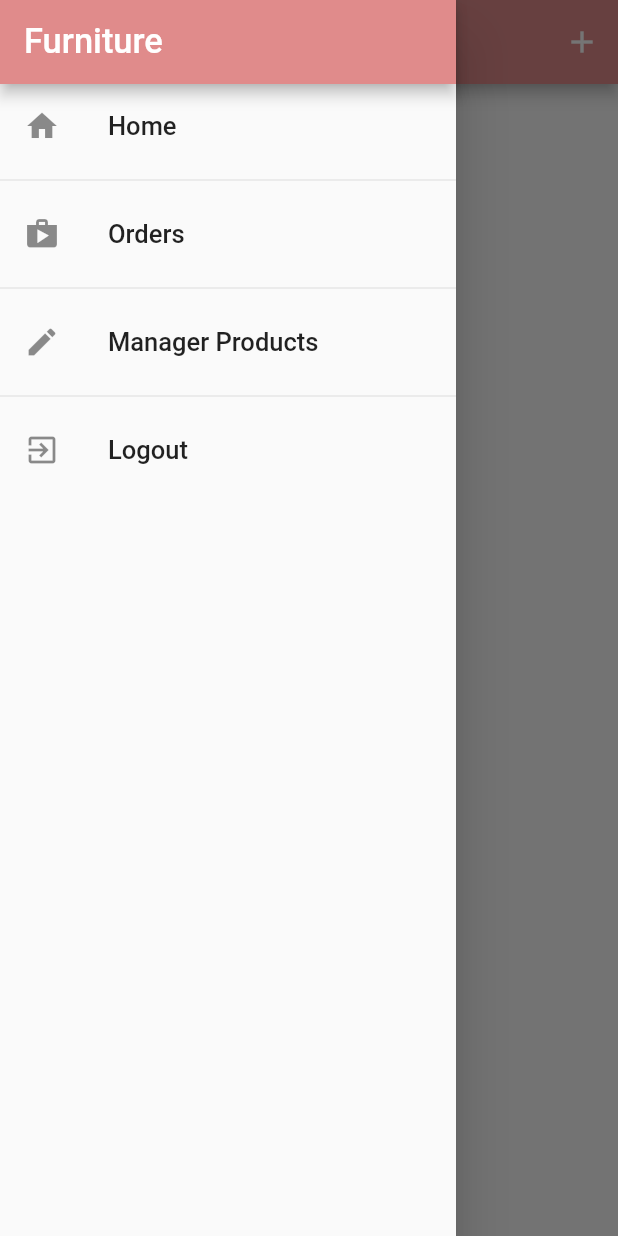
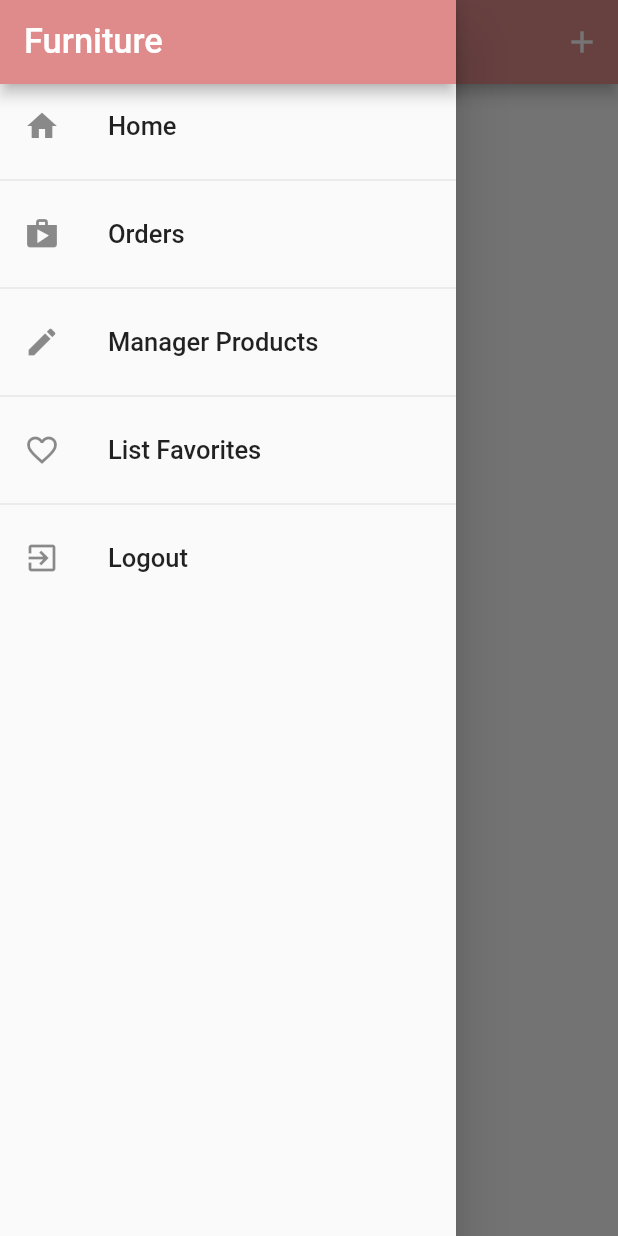
Before and after one commit to 22-23Sem2-Courses/ct48401-project-kimnhub1910274, a Flutter app: the AdminProductsScreen screen opened by its route, with the side drawer open, on a phone screen of 412 x 824 dp. Run offline on Flutter 3.47's test engine with Material 2 defaults, Android fonts, the light colour scheme and no system bars; our stand-ins replace carousel_slider, firebase_auth, flutter_dotenv, google_nav_bar, shared_preferences; accounts and stored records are empty; network calls fail.

Commit message:
list favorites

```diff
--- a/lib/main.dart
+++ b/lib/main.dart
@@ -61,6 +61,8 @@ class MyApp extends StatelessWidget {
               OrdersScreen.routeName: (ctx) => const OrdersScreen(),
               AdminProductsScreen.routeName: (ctx) =>
                   const AdminProductsScreen(),
+              ListFavoritesProducts.routeName: (ctx) =>
+                  const ListFavoritesProducts(),
             },
             onGenerateRoute: (settings) {
               if (settings.name == ProductDetail.routeName) {
--- a/lib/ui/screen.dart
+++ b/lib/ui/screen.dart
@@ -14,3 +14,4 @@ export 'cart/cart_screen.dart';
 
 export 'orders/orders_screen.dart';
 export 'orders/order_manager.dart';
+export 'products/list_favorites_products.dart';
--- a/lib/ui/shared/app_drawer.dart
+++ b/lib/ui/shared/app_drawer.dart
@@ -55,6 +55,17 @@ class AppDrawer extends StatelessWidget {
           ),
           const Divider(),
           ListTile(
+            leading: const Icon(Icons.favorite_border_outlined),
+            title: const Text(
+              'List Favorites',
+              style: TextStyle(fontSize: 17),
+            ),
+            onTap: () {
+              Navigator.of(context).pushReplacementNamed('/list-favorites');
+            },
+          ),
+          const Divider(),
+          ListTile(
             leading: const Icon(Icons.exit_to_app),
             title: const Text(
               'Logout',
```
Also changed, not shown: lib/ui/cart/cart_screen.dart (+2 -48 lines), lib/ui/home/home_screen.dart (+4 -4 lines), lib/ui/products/list_favorites_products.dart (added, +36 -0 lines), lib/ui/search/search_screen.dart (+20 -20 lines).
